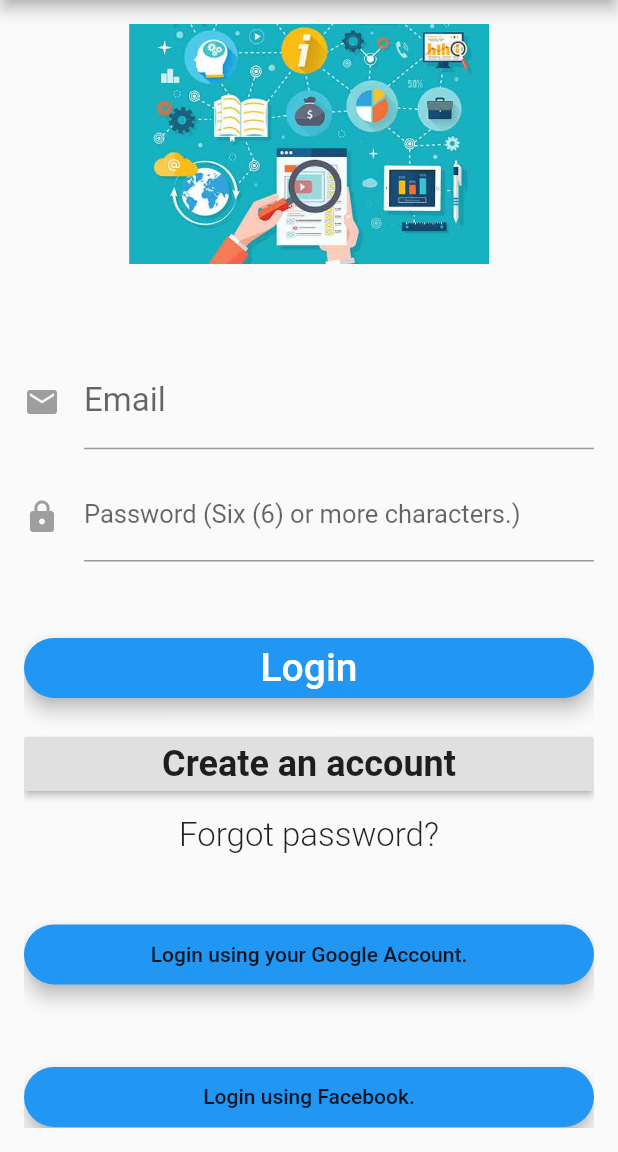
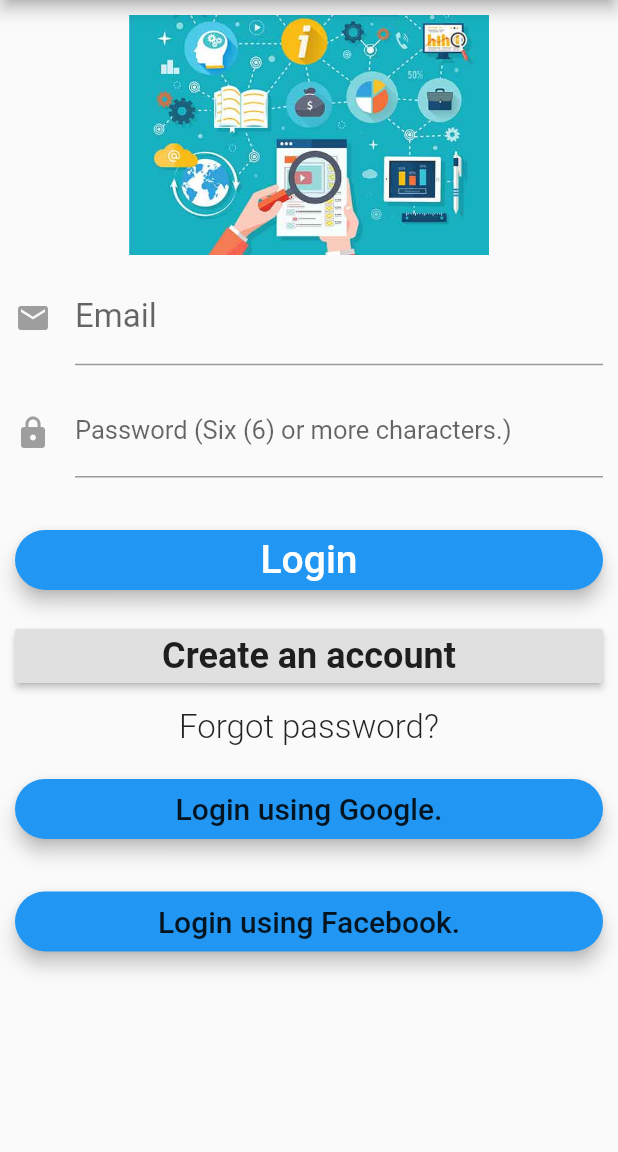
Before and after one commit to evinramadeen/FlutterInform, a Flutter app: the screen it shows after launch, on a phone screen of 412 x 824 dp, the part 84-1236 px from its top. Run offline on Flutter 3.47's test engine with Material 2 defaults, Android fonts, the phone set to English and light mode, and no system bars; our stand-ins replace firebase_auth, google_sign_in; missing offline and left inert: flutter_facebook_login; accounts and stored records are empty.

```diff
--- a/lib/user_entry/login_signup_page.dart
+++ b/lib/user_entry/login_signup_page.dart
@@ -138,7 +138,7 @@
 
   Widget _showBody() {
     return Container(
-        padding: EdgeInsets.all(16.0),
+        padding: EdgeInsets.all(10.0),
         child: Form(
           key: _formKey,
           child: ListView(
@@ -203,7 +203,7 @@
   //The email Text Form Field
   Widget _showEmailInput() {
     return Padding(
-      padding: const EdgeInsets.fromLTRB(0.0, 60.0, 0.0, 0.0),
+      padding: const EdgeInsets.fromLTRB(0.0, 10.0, 0.0, 0.0),
       child: TextFormField(
         controller: _emailController,
         maxLines: 1,
@@ -305,10 +305,13 @@
         ),
       );
     } else if (_formMode == FormMode.FORGOTPASSWORD) {
-      return Text(""); //when in forgot password mode, it is not in use
-    }
-    else {
-      return Text(""); // when in login mode, it is not in use
+      return Container(
+        height: 0.0, //basically an empty space.
+      );
+    } else {
+      return Container(
+        height: 0.0, //basically an empty space.
+      );
     }
   }
 
@@ -386,7 +389,7 @@
   Widget _showGoogleLoginButton() {
     if (_formMode == FormMode.LOGIN) {
       return Padding(
-        padding: EdgeInsets.fromLTRB(0.0, 35.0, 0.0, 20.0),
+        padding: EdgeInsets.fromLTRB(0.0, 10.0, 0.0, 0.0),
         child: SizedBox(
           height: 40.0,
           child: RaisedButton(
@@ -394,7 +397,8 @@
             shape: new RoundedRectangleBorder(
                 borderRadius: new BorderRadius.circular(30.0)),
             color: widget.params['buttonColor'],
-            child: Text("Login using your Google Account."),
+            child: Text(
+                "Login using Google.", style: TextStyle(fontSize: 20.0)),
             onPressed: _signInWithGoogle,
           ),
         ),
@@ -415,7 +419,8 @@
             shape: new RoundedRectangleBorder(
                 borderRadius: new BorderRadius.circular(30.0)),
             color: widget.params['buttonColor'],
-            child: Text("Login using Facebook."),
+            child: Text(
+                "Login using Facebook.", style: TextStyle(fontSize: 20.0)),
             onPressed: _signInWithFacebook,
           ),
         ),
```
Also changed, not shown: pubspec.lock.
